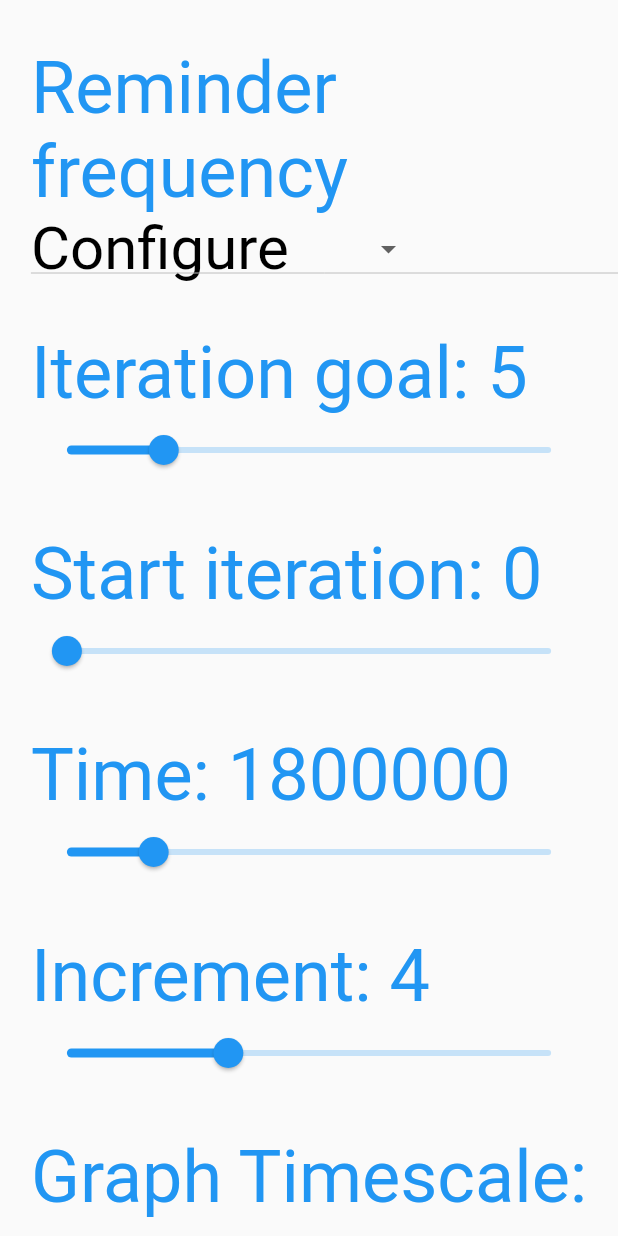
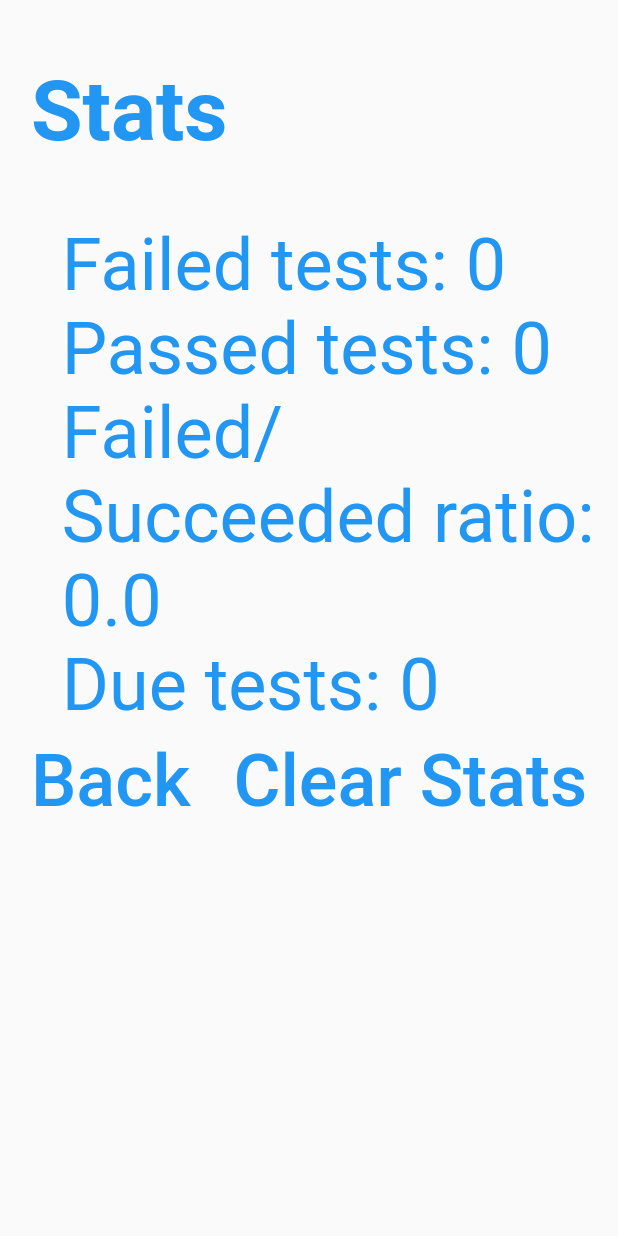
Before and after one commit to ElliotHarding/Rememberer, a Flutter app: the PageMemory screen opened directly, after a tap on an icon or button, on a phone screen of 412 x 824 dp. Run offline on Flutter 3.47's test engine with Material 2 defaults, Android fonts, the light colour scheme and no system bars; our stand-ins replace fl_chart, flutter_local_notifications, flutter_native_timezone, hive, rxdart, timezone; accounts and stored records are empty.

Commit message:
wip - good

```diff
--- a/epilepsy_prevention/lib/page_memory.dart
+++ b/epilepsy_prevention/lib/page_memory.dart
@@ -1,6 +1,7 @@
 import 'package:epilepsy_prevention/notifications.dart';
 import 'package:epilepsy_prevention/page_memoryReminders.dart';
 import 'package:epilepsy_prevention/page_multipleChoice.dart';
+import 'package:epilepsy_prevention/page_stats.dart';
 import 'package:flutter/material.dart';
 import 'package:epilepsy_prevention/memory.dart';
 import 'package:epilepsy_prevention/display.dart';
@@ -68,7 +69,7 @@ class PageMemoryState extends State<PageMemory>
           Padding(padding: EdgeInsets.fromLTRB(headerLeftMargin * 2, 0, 0, 0), child: Align(alignment: Alignment.centerLeft, child:
             Text("View stats", style: Display.normalTextStyle, textAlign: TextAlign.left),
           )),
-          TextButton(onPressed: () => onPressReminders(), child:
+          TextButton(onPressed: () => onPressStats(), child:
             Text("⚙", style: Display.largeTextStyle, textAlign: TextAlign.left)
           )
         ]),
@@ -200,6 +201,11 @@ class PageMemoryState extends State<PageMemory>
     m_bChangeNotifyTimes = true;
   }
 
+  void onPressStats() async
+  {
+    await Navigator.push(context, MaterialPageRoute(builder: (context) => PageStats(m_memory: widget.m_memory)));
+  }
+
   void onPressMultiChoice() async
   {
     widget.m_memory.m_falseAnswers = await Navigator.push(context, MaterialPageRoute(builder: (context) => PageMultipleChoices(m_previousMultiChoices: widget.m_memory.m_falseAnswers)));
--- a/epilepsy_prevention/lib/page_multipleChoice.dart
+++ b/epilepsy_prevention/lib/page_multipleChoice.dart
@@ -1,5 +1,3 @@
-
-import 'package:flutter/cupertino.dart';
 import 'package:epilepsy_prevention/notifications.dart';
 import 'package:flutter/material.dart';
 import 'package:epilepsy_prevention/display.dart';
--- /dev/null
+++ b/epilepsy_prevention/lib/page_stats.dart
@@ -0,0 +1,69 @@
+import 'package:flutter/material.dart';
+import 'package:epilepsy_prevention/display.dart';
+import 'package:epilepsy_prevention/memory.dart';
+import 'package:epilepsy_prevention/notifications.dart';
+
+class PageStats extends StatefulWidget
+{
+  PageStats({required this.m_memory, Key? key}) : super(key: key);
+
+  Memory m_memory;
+
+  @override
+  State<PageStats> createState() => PageStatsState();
+}
+
+class PageStatsState extends State<PageStats> {
+
+  void initState() {
+
+  }
+
+  Widget build(BuildContext context) {
+    Notifications.setupNotificationActionListener(context);
+
+    final double verticalSpacer = MediaQuery.of(context).size.height * 0.05;
+    final double headerLeftMargin = MediaQuery.of(context).size.width * 0.05;
+
+    return Scaffold(body: ListView(shrinkWrap: true, children: <Widget>[
+
+      Padding(padding: EdgeInsets.fromLTRB(headerLeftMargin, verticalSpacer, 0, 0), child: Align(alignment: Alignment.centerLeft, child:
+        Text("Stats", style: Display.titleTextStyle, textAlign: TextAlign.left),
+      )),
+
+      Padding(padding: EdgeInsets.fromLTRB(headerLeftMargin * 2, verticalSpacer, 0, 0), child:
+        Column(crossAxisAlignment: CrossAxisAlignment.start, children: [
+          Text("Failed tests: 0", style: Display.largeTextStyle, textAlign: TextAlign.left),
+          Text("Passed tests: 0", style: Display.largeTextStyle, textAlign: TextAlign.left),
+          Text("Failed/Succeeded ratio: 0.0", style: Display.largeTextStyle, textAlign: TextAlign.left),
+          Text("Due tests: 0", style: Display.largeTextStyle, textAlign: TextAlign.left),
+        ],)
+      ),
+
+      Row(mainAxisAlignment: MainAxisAlignment.center, crossAxisAlignment: CrossAxisAlignment.center, children: <Widget>[
+        const Spacer(),
+
+        TextButton(onPressed: () => onBack(), child: Text("Back", style: Display.miniNavButtonTextStyle)),
+
+        const Spacer(),
+
+        TextButton(onPressed: () => onClearStats(), child: Text("Clear Stats", style: Display.miniNavButtonTextStyle)),
+
+        const Spacer()
+      ]),
+
+      SizedBox(height: verticalSpacer)
+    ])
+    );
+  }
+
+  void onBack()
+  {
+    Navigator.pop(context);
+  }
+
+  void onClearStats()
+  {
+    Navigator.pop(context);
+  }
+}
```
